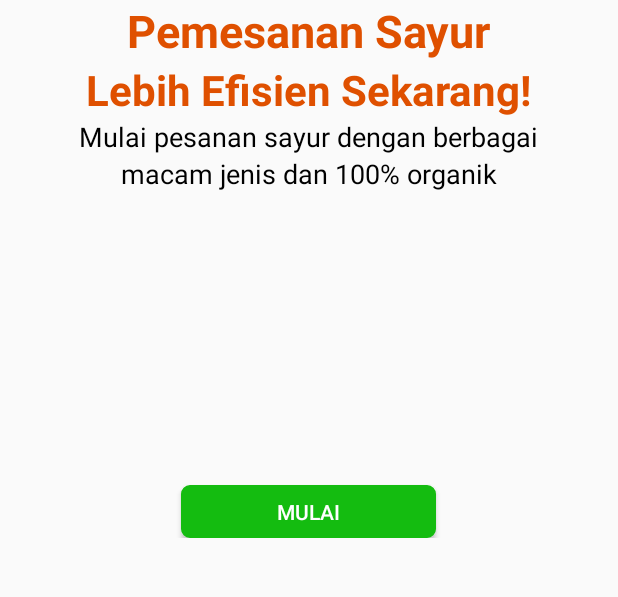
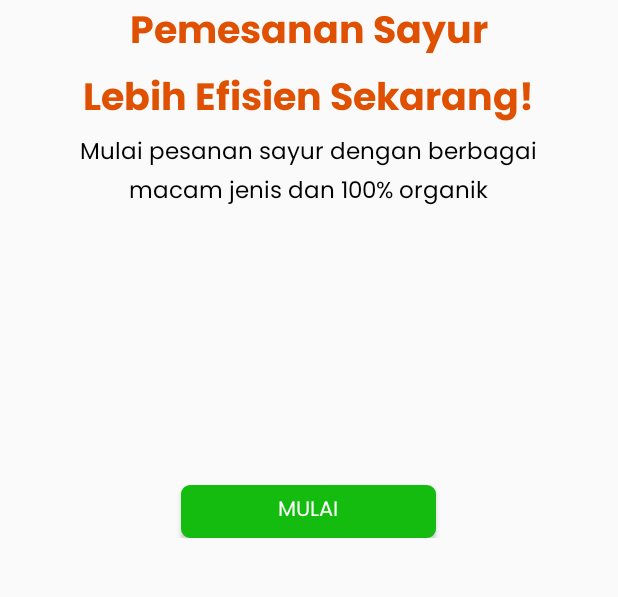
Before and after one commit to misskecupbung/VeganStoreAndroid, an Android app: the MasukActivity screen opened directly, with no data from a screen before it, on a phone screen of 412 x 824 dp, the part 548-1145 px from its top. Run offline under Robolectric (Android 15) with nearby library versions, the light colour scheme and no system bars.

Commit message:
fix font & color splashscreen

```diff
--- a/app/src/main/res/layout/activity_masuk.xml
+++ b/app/src/main/res/layout/activity_masuk.xml
@@ -24,32 +24,36 @@
         <TextView
             android:layout_width="wrap_content"
             android:layout_height="wrap_content"
+            android:fontFamily="@font/poppins_bold"
             android:text="Pemesanan Sayur"
             android:textColor="#DF5000"
-            android:textSize="30dp"
+            android:textSize="25dp"
             android:textStyle="bold" />
 
         <TextView
             android:layout_width="wrap_content"
             android:layout_height="wrap_content"
+            android:fontFamily="@font/poppins_bold"
             android:text="Lebih Efisien Sekarang!"
             android:textColor="#DF5000"
-            android:textSize="28dp"
+            android:textSize="25dp"
             android:textStyle="bold" />
 
         <TextView
             android:layout_width="wrap_content"
             android:layout_height="wrap_content"
+            android:fontFamily="@font/poppins_regular"
             android:text="Mulai pesanan sayur dengan berbagai"
             android:textColor="#000000"
-            android:textSize="18dp" />
+            android:textSize="15dp" />
 
         <TextView
             android:layout_width="wrap_content"
             android:layout_height="wrap_content"
+            android:fontFamily="@font/poppins_regular"
             android:text="macam jenis dan 100% organik"
             android:textColor="#000000"
-            android:textSize="18dp" />
+            android:textSize="15dp" />
     </LinearLayout>
     <LinearLayout
         android:layout_width="match_parent"
@@ -63,6 +67,7 @@
         <Button
             android:id="@+id/btn_prosesLogin"
             android:textColor="#ffffff"
+            android:fontFamily="@font/poppins_regular"
             android:background="@drawable/bg_btn_login2"
             android:layout_marginTop="10dp"
             android:layout_width="170dp"
```
Also changed, not shown: app/src/main/res/font/poppins_bold.ttf (added), app/src/main/res/font/poppins_regular.ttf (added).
